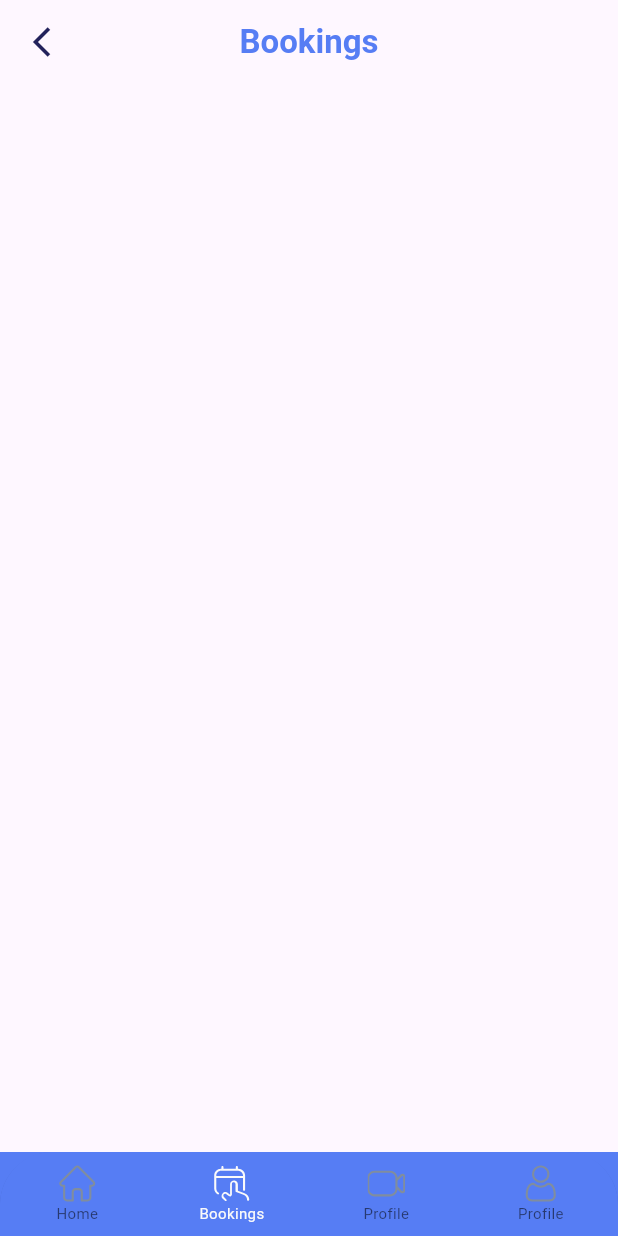
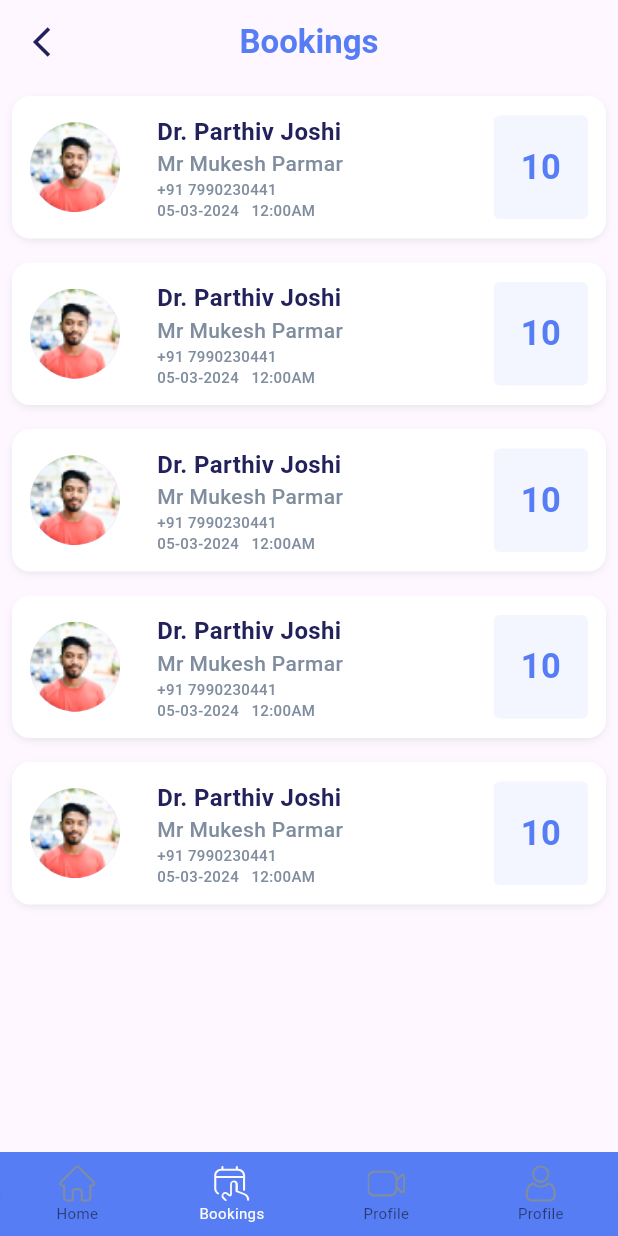
Before and after one commit to mayurcodefencers/health_workers_app, a Flutter app: the screen it shows after launch, item 2 of the bottom bar chosen, on a phone screen of 412 x 824 dp. Run offline on Flutter 3.47's test engine with Material 3 defaults, Android fonts, the phone set to English and light mode, and no system bars; our stand-ins replace dio, flutter_svg, get, intro_slider, shared_preferences, sizer and 1 more; Roboto replaces fonts that are missing (Montserrat).

Commit message:
Added booking screen

```diff
--- /dev/null
+++ b/lib/controllers/booking/booking_controller.dart
@@ -0,0 +1,6 @@
+import 'package:flutter/material.dart';
+import 'package:get/get.dart';
+
+class BookingController extends GetxController {
+
+}
--- a/lib/screens/booking/booking_screen.dart
+++ b/lib/screens/booking/booking_screen.dart
@@ -1,8 +1,10 @@
 import 'package:flutter/material.dart';
 import 'package:get/get.dart';
+import 'package:health_workers/constants/app_const_assets.dart';
 import 'package:health_workers/core/strings.dart';
 import 'package:health_workers/core/theme/app_color.dart';
 import 'package:health_workers/core/theme/app_text_style.dart';
+import 'package:sizer/sizer.dart';
 
 class BookingScreen extends StatefulWidget {
   const BookingScreen({super.key});
@@ -33,6 +35,100 @@ class _BookingScreenState extends State<BookingScreen> {
           ),
         ),
       ),
+      body: Column(
+        children: [
+          Expanded(
+            child: ListView.builder(
+                physics: const BouncingScrollPhysics(),
+                itemCount: 5,
+                shrinkWrap: true,
+                padding: const EdgeInsets.all(00),
+                itemBuilder: (BuildContext context, int index) {
+                  return bookingListWidget();
+                }),
+          ),
+        ],
+      ),
+    );
+  }
+  Widget bookingListWidget() {
+    return Container(
+      padding: const EdgeInsets.all(12),
+      margin: const EdgeInsets.all(8),
+      decoration: BoxDecoration(
+        color: AppColor.pureWhiteColor,
+        borderRadius: BorderRadius.circular(12),
+        boxShadow: const [
+          BoxShadow(
+            color: Color(0x19101828),
+            blurRadius: 4,
+            offset: Offset(0, 2),
+            spreadRadius: -1,
+          )
+        ],
+      ),
+      child: Row(
+        mainAxisAlignment: MainAxisAlignment.spaceBetween,
+        children: [
+          const CircleAvatar(
+            radius: 30,
+            backgroundImage: AssetImage(AppAssets.profilePic),
+          ),
+          SizedBox(
+            width: 6.w,
+          ),
+          Column(
+            crossAxisAlignment: CrossAxisAlignment.start,
+            children: [
+              Text(
+                "Dr. Parthiv Joshi",
+                style: AppTextStyle.semiBoldText
+                    .copyWith(color: AppColor.navyBlueColor, fontSize: 16),
+              ),
+              Text(
+                "Mr Mukesh Parmar",
+                style: AppTextStyle.mediumText
+                    .copyWith(color: AppColor.greyColor, fontSize: 14),
+              ),
+              Text(
+                "+91 7990230441",
+                style: AppTextStyle.mediumText
+                    .copyWith(color: AppColor.greyColor, fontSize: 10),
+              ),
+              Row(
+                children: [
+                  Text(
+                    "05-03-2024",
+                    style: AppTextStyle.mediumText
+                        .copyWith(color: AppColor.greyColor, fontSize: 10),
+                  ),
+                  SizedBox(
+                    width: 2.w,
+                  ),
+                  Text(
+                    "12:00AM",
+                    style: AppTextStyle.mediumText
+                        .copyWith(color: AppColor.greyColor, fontSize: 10),
+                  ),
+                ],
+              ),
+            ],
+          ),
+          const Spacer(),
+          Container(
+            padding: const EdgeInsets.all(18),
+            // margin: const EdgeInsets.all(10),
+            decoration: BoxDecoration(
+                color: AppColor.lightBlueColor,
+                borderRadius: BorderRadius.circular(4)),
+            child: Text(
+              "10",
+              style: AppTextStyle.semiBoldText
+                  .copyWith(color: AppColor.primaryColor, fontSize: 23),
+            ),
+          )
+        ],
+      ),
     );
   }
 }
```
